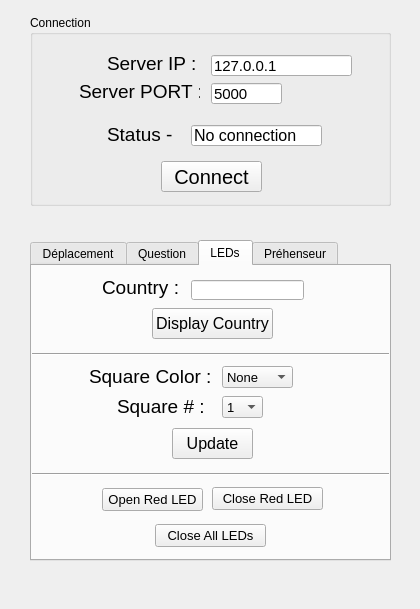
Before: the Qt Designer form Experiments/RobotControl/ui/QtProject/mainwindow.ui in jsbed/Design-III-Robot, drawn with Qt 5.
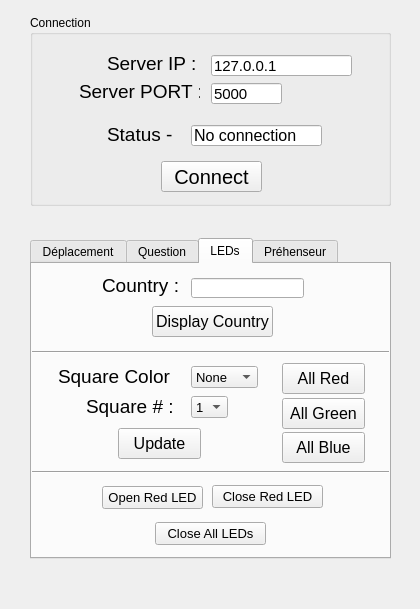
After: the same form once the commit is applied. The open tabs and pages were chosen to show the change. Icons and pictures are not drawn.

Commit message: can now set all led to red, blue or green

What changed in the file:
```diff
--- a/Experiments/RobotControl/ui/QtProject/mainwindow.ui
+++ b/Experiments/RobotControl/ui/QtProject/mainwindow.ui
@@ -166,7 +166,7 @@
     <property name="geometry">
      <rect>
       <x>30</x>
-      <y>240</y>
+      <y>238</y>
       <width>361</width>
       <height>321</height>
      </rect>
@@ -430,9 +430,9 @@
      <widget class="QComboBox" name="square_color_combo_box">
       <property name="geometry">
        <rect>
-        <x>190</x>
-        <y>100</y>
-        <width>71</width>
+        <x>159</x>
+        <y>102</y>
+        <width>67</width>
         <height>22</height>
        </rect>
       </property>
@@ -480,9 +480,9 @@
      <widget class="QLabel" name="label_5">
       <property name="geometry">
        <rect>
-        <x>57</x>
-        <y>100</y>
-        <width>121</width>
+        <x>26</x>
+        <y>102</y>
+        <width>117</width>
         <height>21</height>
        </rect>
       </property>
@@ -498,9 +498,9 @@
      <widget class="QLabel" name="label_6">
       <property name="geometry">
        <rect>
-        <x>85</x>
-        <y>130</y>
-        <width>91</width>
+        <x>54</x>
+        <y>132</y>
+        <width>87</width>
         <height>21</height>
        </rect>
       </property>
@@ -516,9 +516,9 @@
      <widget class="QComboBox" name="square_number_combo_box">
       <property name="geometry">
        <rect>
-        <x>190</x>
-        <y>130</y>
-        <width>41</width>
+        <x>159</x>
+        <y>132</y>
+        <width>37</width>
         <height>22</height>
        </rect>
       </property>
@@ -576,9 +576,9 @@
      <widget class="QPushButton" name="update_square_button">
       <property name="geometry">
        <rect>
-        <x>140</x>
-        <y>162</y>
-        <width>81</width>
+        <x>86</x>
+        <y>164</y>
+        <width>83</width>
         <height>31</height>
        </rect>
       </property>
@@ -671,6 +671,60 @@
        <string>Close All LEDs</string>
       </property>
      </widget>
+     <widget class="QPushButton" name="all_red_button">
+      <property name="geometry">
+       <rect>
+        <x>250</x>
+        <y>99</y>
+        <width>83</width>
+        <height>31</height>
+       </rect>
+      </property>
+      <property name="font">
+       <font>
+        <pointsize>12</pointsize>
+       </font>
+      </property>
+      <property name="text">
+       <string>All Red</string>
+      </property>
+     </widget>
+     <widget class="QPushButton" name="all_green_button">
+      <property name="geometry">
+       <rect>
+        <x>250</x>
+        <y>134</y>
+        <width>83</width>
+        <height>31</height>
+       </rect>
+      </property>
+      <property name="font">
+       <font>
+        <pointsize>12</pointsize>
+       </font>
+      </property>
+      <property name="text">
+       <string>All Green</string>
+      </property>
+     </widget>
+     <widget class="QPushButton" name="all_blue_button">
+      <property name="geometry">
+       <rect>
+        <x>250</x>
+        <y>168</y>
+        <width>83</width>
+        <height>31</height>
+       </rect>
+      </property>
+      <property name="font">
+       <font>
+        <pointsize>12</pointsize>
+       </font>
+      </property>
+      <property name="text">
+       <string>All Blue</string>
+      </property>
+     </widget>
     </widget>
     <widget class="QWidget" name="tab_3">
      <attribute name="title">
```
The commit also changes 3 other files.
